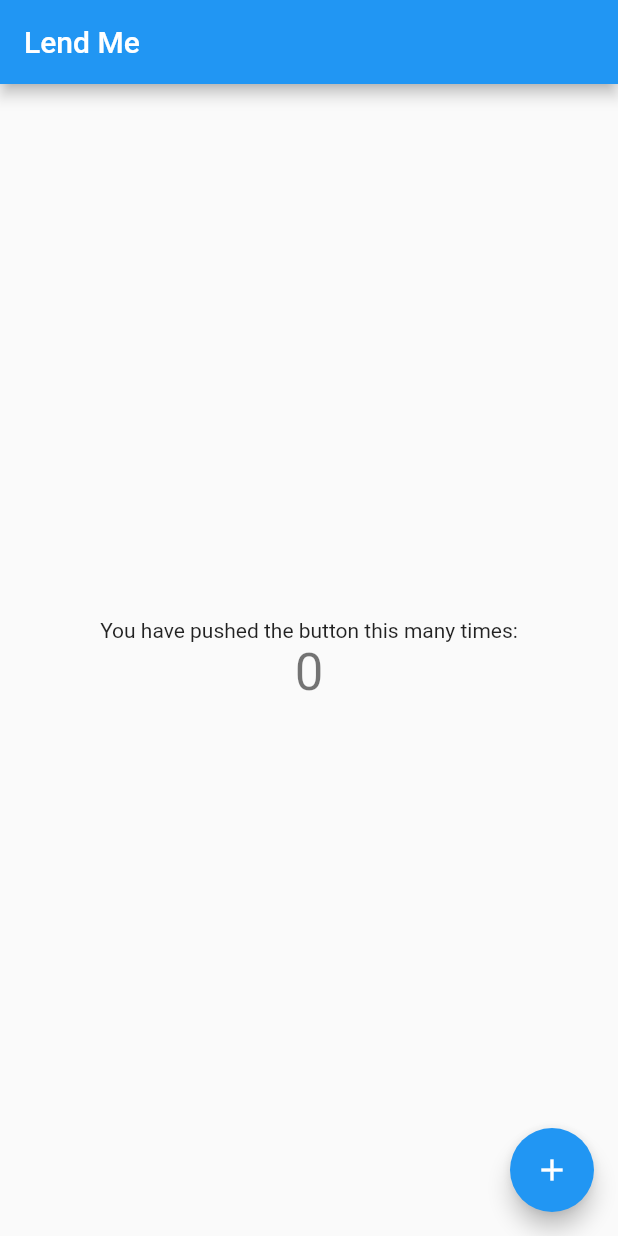
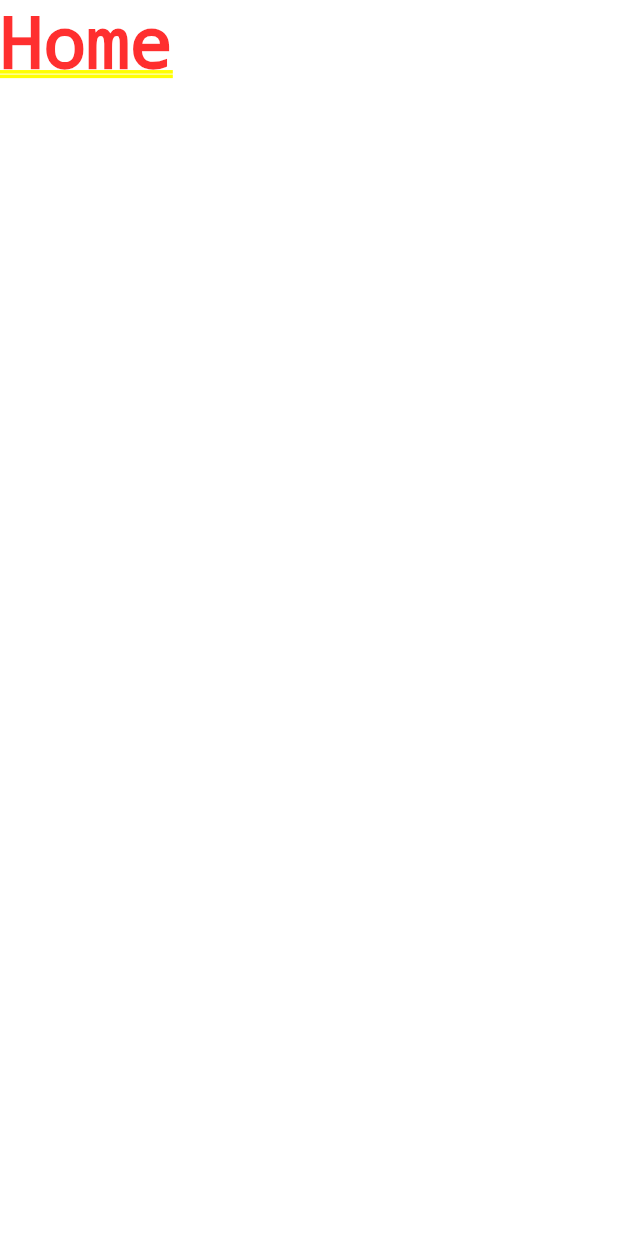
Before and after one commit to Reszkettle/lend-me, a Flutter app: the screen it shows after launch, on a phone screen of 412 x 824 dp. Run offline on Flutter 3.47's test engine with Material 2 defaults, Android fonts, the phone set to English and light mode, and no system bars; our stand-ins replace firebase_core; accounts and stored records are empty.

```diff
--- a/frontend/lendme/lib/app.dart
+++ b/frontend/lendme/lib/app.dart
@@ -1,6 +1,6 @@
 import 'package:firebase_core/firebase_core.dart';
 import 'package:flutter/material.dart';
-import 'package:lendme/main.dart';
+import 'package:lendme/screens/wrapper.dart';
 
 Future<void> main() async {
   WidgetsFlutterBinding.ensureInitialized();
@@ -18,10 +18,7 @@ class MyApp extends StatelessWidget {
       theme: ThemeData(
         primarySwatch: Colors.blue,
       ),
-      routes: {
-        '/splash': (context) => const MyHomePage(title: "Lend Me")
-      },
-      initialRoute: '/splash',
+      home: const Wrapper()
     );
   }
 }
--- a/frontend/lendme/lib/main.dart
+++ /dev/null
@@ -1,51 +0,0 @@
-import 'package:firebase_core/firebase_core.dart';
-import 'package:flutter/material.dart';
-
-class MyHomePage extends StatefulWidget {
-  const MyHomePage({Key? key, required this.title}) : super(key: key);
-
-  final String title;
-
-  @override
-  State<MyHomePage> createState() => _MyHomePageState();
-}
-
-class _MyHomePageState extends State<MyHomePage> {
-  int _counter = 0;
-
-  void _incrementCounter() {
-    setState(() {
-      _counter++;
-    });
-  }
-
-  @override
-  Widget build(BuildContext context) {
-    return Scaffold(
-      appBar: AppBar(
-        // Here we take the value from the MyHomePage object that was created by
-        // the App.build method, and use it to set our appbar title.
-        title: Text(widget.title),
-      ),
-      body: Center(
-        child: Column(
-          mainAxisAlignment: MainAxisAlignment.center,
-          children: <Widget>[
-            const Text(
-              'You have pushed the button this many times:',
-            ),
-            Text(
-              '$_counter',
-              style: Theme.of(context).textTheme.headline4,
-            ),
-          ],
-        ),
-      ),
-      floatingActionButton: FloatingActionButton(
-        onPressed: _incrementCounter,
-        tooltip: 'Increment',
-        child: const Icon(Icons.add),
-      ),
-    );
-  }
-}
--- /dev/null
+++ b/frontend/lendme/lib/screens/authenticate/authenticate.dart
@@ -0,0 +1,17 @@
+import 'package:flutter/material.dart';
+
+class Authenticate extends StatefulWidget {
+  const Authenticate({Key? key}) : super(key: key);
+
+  @override
+  _AuthenticateState createState() => _AuthenticateState();
+}
+
+class _AuthenticateState extends State<Authenticate> {
+  @override
+  Widget build(BuildContext context) {
+    return Container(
+      child: Text('Authenticate')
+    );
+  }
+}
--- /dev/null
+++ b/frontend/lendme/lib/screens/home/home.dart
@@ -0,0 +1,12 @@
+import 'package:flutter/material.dart';
+
+class Home extends StatelessWidget {
+  const Home({Key? key}) : super(key: key);
+
+  @override
+  Widget build(BuildContext context) {
+    return Container(
+      child: const Text('Home'),
+    );
+  }
+}
--- /dev/null
+++ b/frontend/lendme/lib/screens/wrapper.dart
@@ -0,0 +1,12 @@
+import 'package:flutter/material.dart';
+import 'package:lendme/screens/home/home.dart';
+
+class Wrapper extends StatelessWidget {
+  const Wrapper({Key? key}) : super(key: key);
+
+  @override
+  Widget build(BuildContext context) {
+    // return either Home or Authenticate widget
+    return const Home();
+  }
+}
--- a/frontend/lendme/pubspec.yaml
+++ b/frontend/lendme/pubspec.yaml
@@ -54,6 +54,8 @@ dev_dependencies:
   # rules and activating additional ones.
   flutter_lints: ^1.0.0
 
+  flutter_native_splash: ^1.2.4
+
 # For information on the generic Dart part of this file, see the
 # following page: https://dart.dev/tools/pub/pubspec
 
```
Also changed, not shown: frontend/lendme/lib/splash.dart (deleted), frontend/lendme/pubspec.lock.
